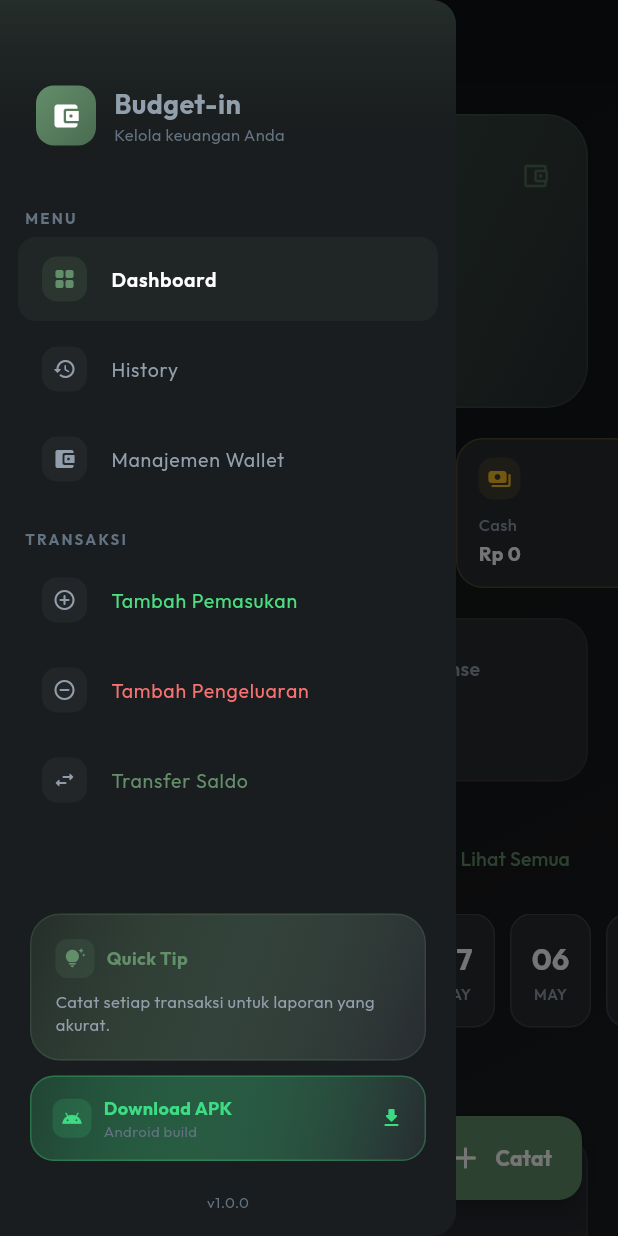
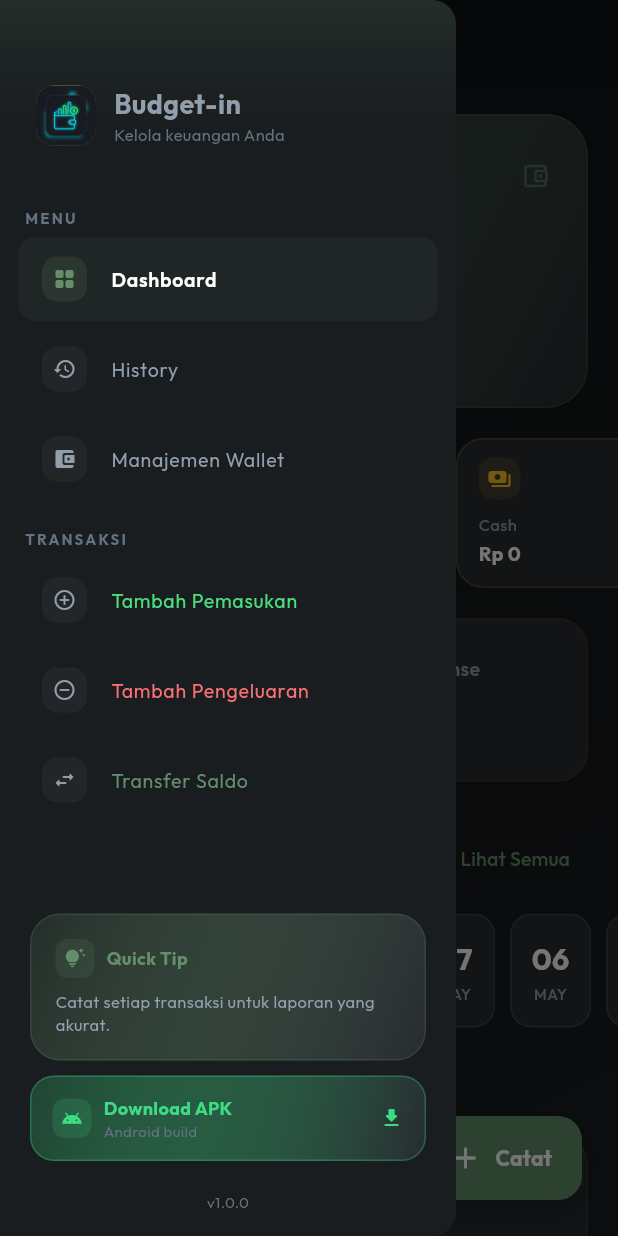
Before and after one commit to Adanii/budget-track-apps, a Flutter app: the screen it shows after launch, with the side drawer open, on a phone screen of 412 x 824 dp. Run offline on Flutter 3.47's test engine with Material 3 defaults, Android fonts, the phone set to English and light mode, and no system bars; drawn by our look-alikes of flutter_animate; our stand-ins replace cloud_firestore, firebase_core, flutter_riverpod, go_router, google_fonts, package_info_plus and 1 more; accounts and stored records are empty.

Commit message:
feat: change icon main screen

```diff
--- a/lib/widgets/main_layout.dart
+++ b/lib/widgets/main_layout.dart
@@ -114,10 +114,14 @@ class MainLayout extends StatelessWidget {
                           ),
                         ],
                       ),
-                      child: const Icon(
-                        Icons.account_balance_wallet_rounded,
-                        size: 22,
-                        color: Colors.white,
+                      child: ClipRRect(
+                        borderRadius: BorderRadius.circular(12),
+                        child: Image.asset(
+                          'assets/images/app_icon.png',
+                          width: 42,
+                          height: 42,
+                          fit: BoxFit.cover,
+                        ),
                       ),
                     ),
                     const SizedBox(width: 12),
@@ -501,10 +505,14 @@ class MainLayout extends StatelessWidget {
                     gradient: AppColors.primaryGradient,
                     borderRadius: BorderRadius.circular(12),
                   ),
-                  child: const Icon(
-                    Icons.account_balance_wallet_rounded,
-                    size: 20,
-                    color: Colors.white,
+                  child: ClipRRect(
+                    borderRadius: BorderRadius.circular(12),
+                    child: Image.asset(
+                      'assets/images/app_icon.png',
+                      width: 40,
+                      height: 40,
+                      fit: BoxFit.cover,
+                    ),
                   ),
                 ),
                 const SizedBox(width: 12),
--- a/pubspec.yaml
+++ b/pubspec.yaml
@@ -88,9 +88,8 @@ flutter:
   uses-material-design: true
 
   # To add assets to your application, add an assets section, like this:
-  # assets:
-  #   - images/a_dot_burr.jpeg
-  #   - images/a_dot_ham.jpeg
+  assets:
+    - assets/images/app_icon.png
 
   # An image asset can refer to one or more resolution-specific "variants", see
   # https://flutter.dev/to/resolution-aware-images
```
